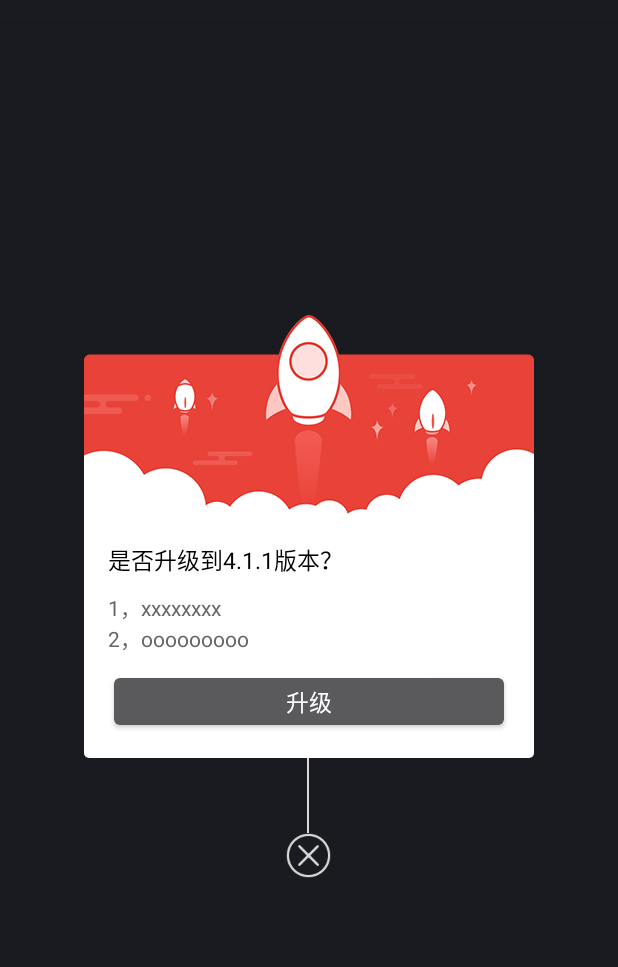
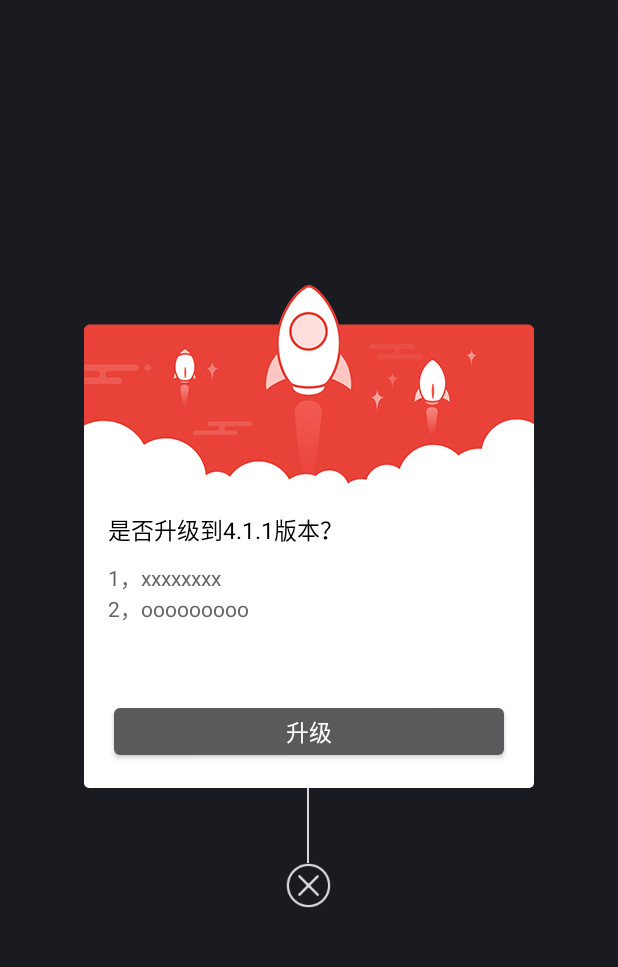
Before and after one commit to sdwfqin/AppUpdate, an Android app: the layout lib_update_app_dialog.xml on its own in the app's theme, with its tools: preview values and no code run, on a phone screen of 412 x 824 dp, the part 64-1031 px from its top. Run offline under Robolectric (Android 15) with nearby library versions, the phone set to English and light mode, and no system bars.

Commit message:
调整布局

```diff
--- a/sample/src/main/java/com/sdwfqin/appupdatedemo/ui/MainActivity.java
+++ b/sample/src/main/java/com/sdwfqin/appupdatedemo/ui/MainActivity.java
@@ -51,7 +51,7 @@ public class MainActivity extends BaseActivity {
         mUpdateVersionModel.setApkMd5("b97bea014531123f94c3ba7b7afbaad2");
         mUpdateVersionModel.setApkVersionName("3.0.0");
         mUpdateVersionModel.setApkVersionCode(1024);
-        mUpdateVersionModel.setApkUrl("http://7xvtvi.com1.z0.glb.clouddn.com/app-release.apk");
+        mUpdateVersionModel.setApkUrl("http://47.93.116.159/haiyu.apk");
         mUpdateVersionModel.setUpdateTitle("更新测试");
         mUpdateVersionModel.setUpdateDes("1，添加删除信用卡接口。\r\n2，添加vip认证。\r\n3，区分自定义消费，一个小时不限制。\r\n4，添加放弃任务接口，小时内不生成。\r\n5，消费任务手动生成。");
         mUpdateVersionModel.setConstraint(false);
--- a/update/src/main/res/layout/lib_update_app_dialog.xml
+++ b/update/src/main/res/layout/lib_update_app_dialog.xml
@@ -22,6 +22,7 @@
             android:layout_height="0dp"
             android:layout_weight="1"
             android:background="@drawable/lib_update_app_info_bg"
+            android:minHeight="200dp"
             android:orientation="vertical"
             android:padding="16dp">
 
@@ -33,7 +34,7 @@
                 android:textColor="@android:color/black"
                 android:textSize="15sp" />
 
-            <ScrollView
+            <android.support.v4.widget.NestedScrollView
                 android:layout_width="match_parent"
                 android:layout_height="0dp"
                 android:layout_weight="1"
@@ -48,7 +49,7 @@
                     android:text="1，xxxxxxxx\n2，ooooooooo"
                     android:textColor="#666"
                     android:textSize="14sp" />
-            </ScrollView>
+            </android.support.v4.widget.NestedScrollView>
 
 
             <Button
```
Also changed, not shown: update/build.gradle (+4 -4 lines), update/src/main/java/com/sdwfqin/update/service/DownloadService.java (+3 -4 lines), 1 other file.
